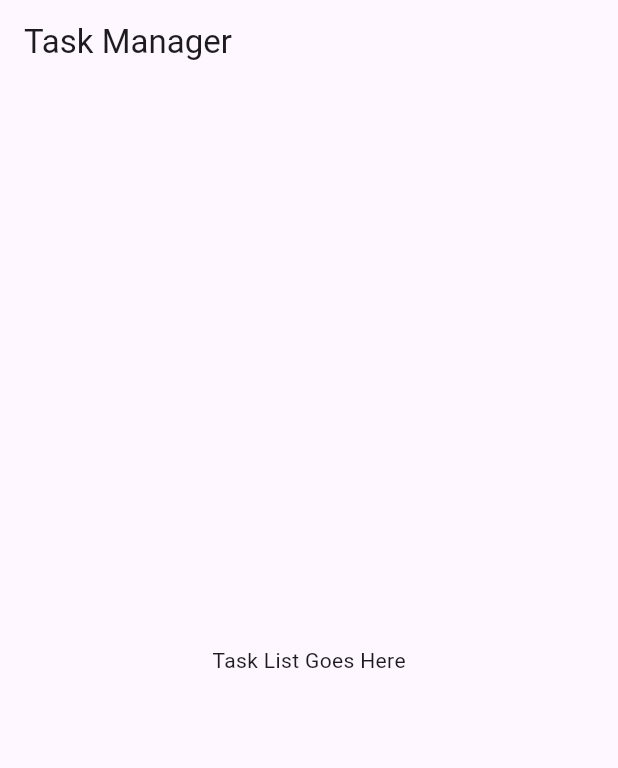
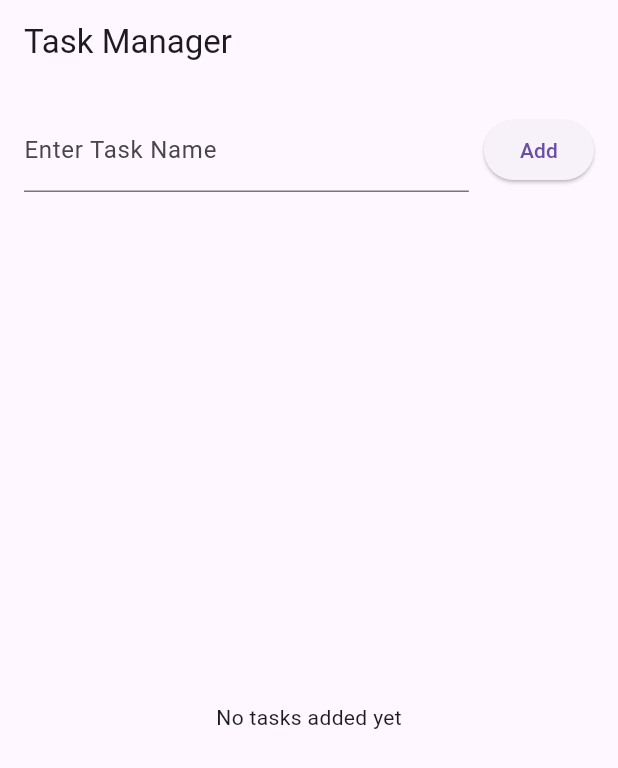
Before and after one commit to Darshan959/CW-4, a Flutter app: the screen it shows after launch, on a phone screen of 412 x 824 dp. Shown: the top 768 px of the screen. Run offline on Flutter 3.47's test engine with Material 3 defaults, Android fonts, the phone set to English and light mode, and no system bars.

Commit message:
Implemented add button and functionality.

```diff
--- a/task/lib/main.dart
+++ b/task/lib/main.dart
@@ -31,14 +31,53 @@ class TaskListScreen extends StatefulWidget {
 }
 
 class _TaskListScreenState extends State<TaskListScreen> {
+  final List<Task> _tasks = [];
+  final TextEditingController _taskController = TextEditingController();
+
+  void _addTask() {
+    if (_taskController.text.isNotEmpty) {
+      setState(() {
+        _tasks.add(Task(name: _taskController.text));
+        _taskController.clear();
+      });
+    }
+  }
+
   @override
   Widget build(BuildContext context) {
     return Scaffold(
       appBar: AppBar(
         title: Text('Task Manager'),
       ),
-      body: Center(
-        child: Text('Task List Goes Here'),
+      body: Padding(
+        padding: const EdgeInsets.all(16.0),
+        child: Column(
+          children: [
+            Row(
+              children: [
+                Expanded(
+                  child: TextField(
+                    controller: _taskController,
+                    decoration: InputDecoration(
+                      labelText: 'Enter Task Name',
+                    ),
+                  ),
+                ),
+                SizedBox(width: 10),
+                ElevatedButton(
+                  onPressed: _addTask,
+                  child: Text('Add'),
+                ),
+              ],
+            ),
+            SizedBox(height: 20),
+            Expanded(
+              child: Center(
+                child: Text('No tasks added yet'),
+              ),
+            ),
+          ],
+        ),
       ),
     );
   }
```
